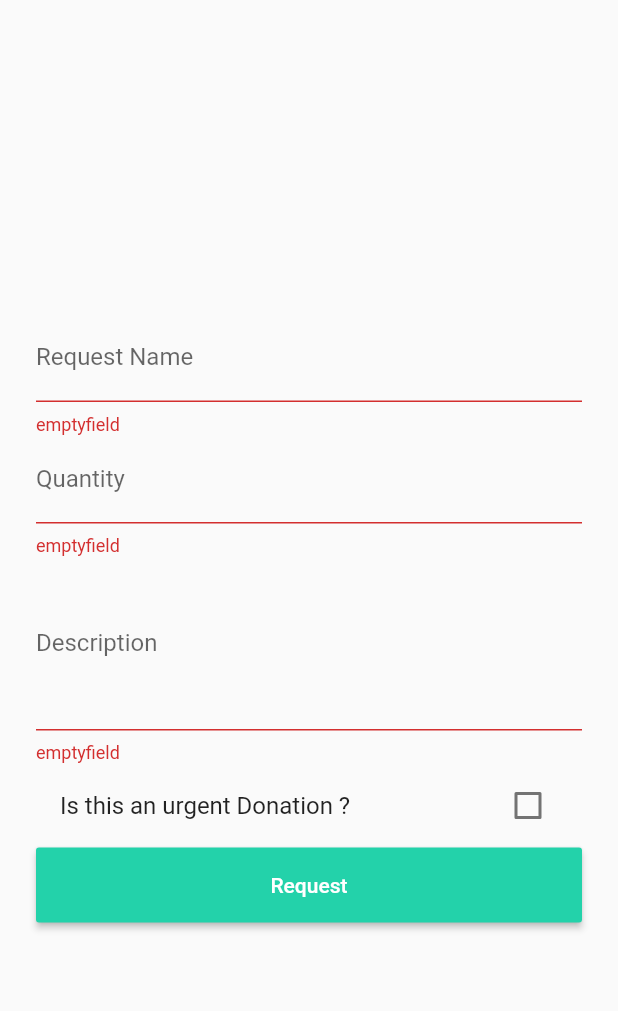
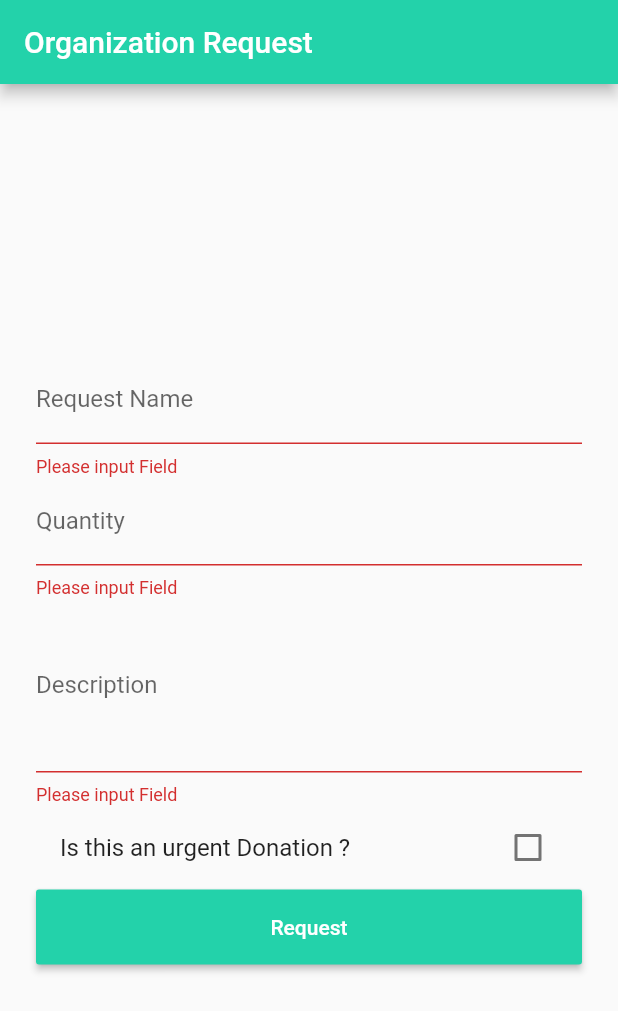
Before and after one commit to Denzi0/fido_mobile, a Flutter app: the OrgRequests screen opened directly, after a tap on "Request", on a phone screen of 412 x 824 dp. Shown: the top 1011 px of the screen. Run offline on Flutter 3.47's test engine with Material 2 defaults, Android fonts, the phone set to English and light mode, and no system bars; our stand-ins replace fluttertoast, font_awesome_flutter, shared_preferences; missing offline and left inert: mailer; accounts and stored records are empty.

Commit message:
added request for organization

```diff
--- a/lib/screens/orgRequests.dart
+++ b/lib/screens/orgRequests.dart
@@ -53,7 +53,7 @@ class _OrgRequests extends State<OrgRequests> {
         'name': name.text,
         'quantity': quantity.text,
         'description': description.text,
-        'isUrgent': isUrgent.toString(),
+        'isUrgent': isUrgent ? '1' : '0',
         'daterequest': currentdate
       });
       var data = json.decode(response.body);
@@ -80,7 +80,7 @@ class _OrgRequests extends State<OrgRequests> {
         controller: controllerName,
         validator: (e) {
           if (e.isEmpty) {
-            return "emptyfield";
+            return "Please input Field";
           } else {
             return null;
           }
@@ -92,8 +92,10 @@ class _OrgRequests extends State<OrgRequests> {
   @override
   Widget build(BuildContext context) {
     return Scaffold(
-      // appBar: AppBar(
-      //     title: Text("Organization Request"), backgroundColor: kprimaryColor),
+      appBar: AppBar(
+          title: Text("Organization Request"),
+          backgroundColor: kprimaryColor,
+          automaticallyImplyLeading: false),
       body: Center(
         child: Container(
           margin: EdgeInsets.all(24),
```
Also changed, not shown: lib/screens/foodanditemDonation.dart (+1 -18 lines), lib/screens/orgLogin.dart (+7 -5 lines).
